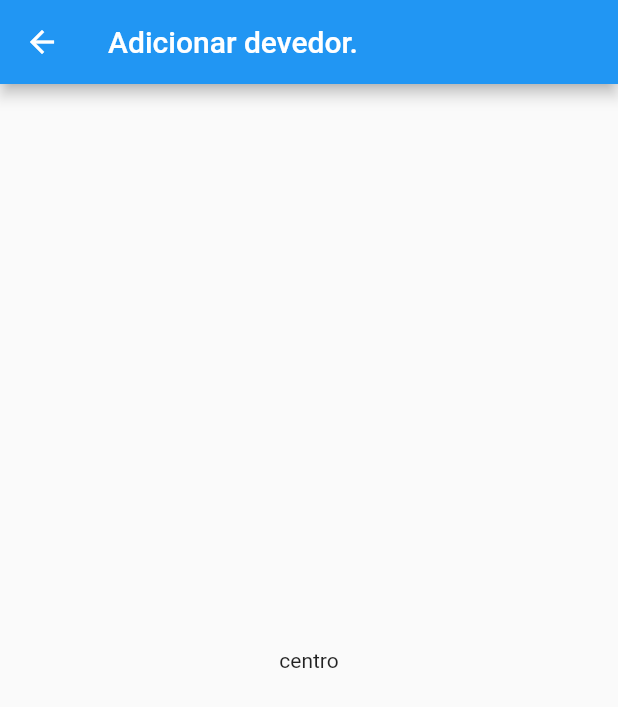
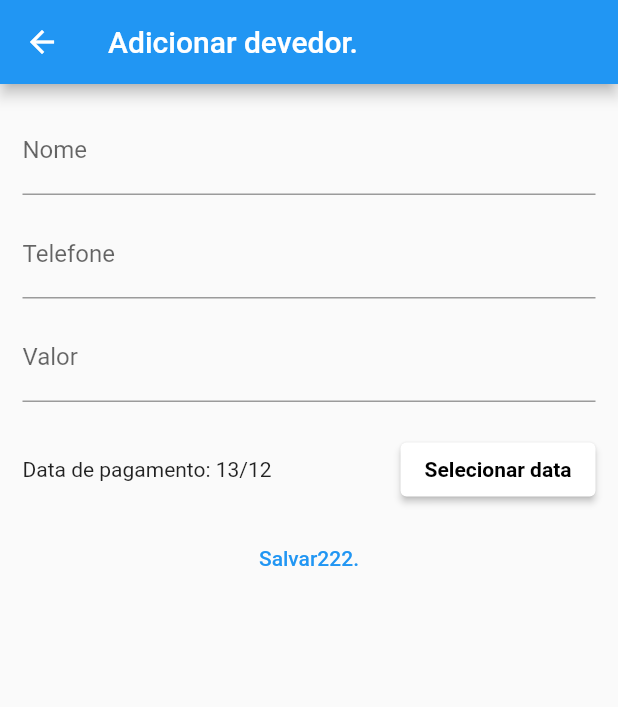
Before and after one commit to lithoykai/who_owes_me, a Flutter app: the screen it shows after launch, after a tap on the "add" icon, on a phone screen of 412 x 824 dp. Shown: the top 707 px of the screen. Run offline on Flutter 3.47's test engine with Material 2 defaults, Android fonts, the phone set to English and light mode, and no system bars.

Commit message:
add form data and read data

```diff
--- /dev/null
+++ b/lib/components/adaptative_date_picker.dart
@@ -0,0 +1,69 @@
+import 'dart:io';
+import 'package:flutter/cupertino.dart';
+import 'package:flutter/material.dart';
+import 'package:intl/intl.dart';
+
+class AdaptativeDatePicker extends StatelessWidget {
+  final DateTime selectedDate;
+  final Function(DateTime) onChangeDate;
+
+  AdaptativeDatePicker({
+    required this.selectedDate,
+    required this.onChangeDate,
+  });
+
+  _showDatePicker(BuildContext context) {
+    showDatePicker(
+      context: context,
+      initialDate: DateTime.now(),
+      firstDate: DateTime(2020),
+      lastDate: DateTime(2024),
+    ).then((pickedDate) {
+      if (pickedDate == null) {
+        return;
+      }
+
+      onChangeDate(pickedDate);
+    });
+  }
+
+  @override
+  Widget build(BuildContext context) {
+    return Platform.isIOS
+        ? Container(
+            height: 180,
+            child: CupertinoDatePicker(
+              mode: CupertinoDatePickerMode.date,
+              initialDateTime: DateTime.now(),
+              onDateTimeChanged: onChangeDate,
+            ),
+          )
+        : Container(
+            height: 70,
+            child: Row(
+              children: [
+                Expanded(
+                  // flex: 1,
+                  // ignore: unnecessary_null_comparison
+                  child: Text(selectedDate == null
+                      ? 'Nenhuma data selecionada.'
+                      : 'Data de pagamento: ${DateFormat('dd/MM').format(selectedDate)}'),
+                ),
+                ElevatedButton(
+                  onPressed: () => _showDatePicker(context),
+                  style: ElevatedButton.styleFrom(
+                    primary: Colors.white,
+                  ),
+                  child: Text(
+                    'Selecionar data',
+                    style: TextStyle(
+                      fontWeight: FontWeight.bold,
+                      color: Colors.black,
+                    ),
+                  ),
+                ),
+              ],
+            ),
+          );
+  }
+}
--- /dev/null
+++ b/lib/components/debtor_grid.dart
@@ -0,0 +1,50 @@
+import 'package:flutter/material.dart';
+import 'package:provider/provider.dart';
+import 'package:who_owes_me/components/debtor_grid_item.dart';
+import 'package:who_owes_me/model/debtor_list.dart';
+
+import '../model/debtor.dart';
+
+class DebtorGrid extends StatefulWidget {
+  const DebtorGrid({Key? key}) : super(key: key);
+
+  @override
+  State<DebtorGrid> createState() => _DebtorGridState();
+}
+
+class _DebtorGridState extends State<DebtorGrid> {
+  @override
+  Widget build(BuildContext context) {
+    @override
+    void initState() {
+      Provider.of<DebtorList>(context, listen: false).refreshDebtors;
+    }
+
+    @override
+    void didUpdateWidget(oldWidget) {
+      super.didUpdateWidget(oldWidget);
+      if (widget != oldWidget) {
+        Provider.of<DebtorList>(context, listen: false).dispose();
+      }
+    }
+
+    final debtor = Provider.of<DebtorList>(context);
+    Future<void> _refreshDebtors(BuildContext context) {
+      return Provider.of<DebtorList>(context, listen: false).refreshDebtors();
+    }
+
+    final List<Debtor> debtorList = debtor.items;
+
+    return RefreshIndicator(
+      onRefresh: () => _refreshDebtors(context),
+      child: ListView.builder(
+        itemBuilder: (ctx, i) => ChangeNotifierProvider.value(
+          value: debtorList[i],
+          child: DebtorGridItem(),
+        ),
+        // DebtorGridItem(debtor.items[i]),
+        itemCount: debtor.itemsCount,
+      ),
+    );
+  }
+}
--- /dev/null
+++ b/lib/components/debtor_grid_item.dart
@@ -0,0 +1,52 @@
+import 'package:flutter/material.dart';
+import 'package:intl/intl.dart';
+import 'package:provider/provider.dart';
+
+import '../model/debtor.dart';
+import '../model/debtor_list.dart';
+
+class DebtorGridItem extends StatefulWidget {
+  @override
+  State<DebtorGridItem> createState() => _DebtorGridItemState();
+}
+
+class _DebtorGridItemState extends State<DebtorGridItem> {
+  // Debtor debtor;
+  @override
+  Widget build(BuildContext context) {
+    final debtor = Provider.of<Debtor>(
+      context,
+      listen: false,
+    );
+    return ListTile(
+      shape: RoundedRectangleBorder(
+        borderRadius: BorderRadius.circular(5),
+      ),
+      tileColor: debtor.paymentColor!,
+      title: Text(debtor.name),
+      subtitle: Text('${debtor.number} - R\$ ${debtor.valueMouth}'),
+      trailing: Column(
+        children: [
+          // Text('Pagamento:'),
+          // Text(
+          //   DateFormat('dd/MM/yyyy').format(debtor.datePay),
+          // ),
+          TextButton(
+            onPressed: () {
+              Provider.of<DebtorList>(context, listen: false).refreshDebtors();
+            },
+            child: Text('Teste.'),
+          )
+        ],
+      ),
+    );
+    // Container(
+    //   child: Column(
+    //     children: [
+    //       Text(debtor.name),
+    //       Text(debtor.number),
+    //     ],
+    //   ),
+    // );
+  }
+}
--- /dev/null
+++ b/lib/data/dummy_data.dart
@@ -0,0 +1,25 @@
+import 'package:who_owes_me/model/debtor.dart';
+
+final dummy_Data = [
+  Debtor(
+    name: 'Leonardo',
+    valueMouth: '25.00',
+    number: '(81) 9952724432208',
+    dateNow: DateTime.utc(2023, 02, 28),
+    datePay: DateTime.now().add(Duration(days: 30)),
+  ),
+  Debtor(
+    name: 'Biro',
+    valueMouth: '25.00',
+    number: '(81) 995724208',
+    dateNow: DateTime.now(),
+    datePay: DateTime.now().add(Duration(days: 30)),
+  ),
+  Debtor(
+    name: 'Luiz Henriqe',
+    valueMouth: '25.00',
+    number: '(81) 995724208',
+    dateNow: DateTime.utc(2023, 01, 28),
+    datePay: DateTime.now().add(Duration(days: 30)),
+  ),
+];
--- a/lib/main.dart
+++ b/lib/main.dart
@@ -1,6 +1,11 @@
 import 'package:flutter/material.dart';
+import 'package:provider/provider.dart';
+import 'package:who_owes_me/components/debtor_grid.dart';
 import 'package:who_owes_me/pages/add_formpage.dart';
+import 'package:who_owes_me/pages/home_page.dart';
 import 'package:who_owes_me/utils/app_routers.dart';
+
+import 'model/debtor_list.dart';
 
 void main() {
   runApp(const MyApp());
@@ -11,65 +16,66 @@ class MyApp extends StatelessWidget {
 
   @override
   Widget build(BuildContext context) {
-    return MaterialApp(
-      title: 'Flutter Demo',
-      theme: ThemeData(
-        primarySwatch: Colors.blue,
-      ),
-      home: const MyHomePage(title: 'Flutter Demo Home Page'),
-      routes: {
-        AppRouters.ADD_FORM_PAGE: (ctx) => Add_Form_Page(),
-      },
-    );
+    return MultiProvider(
+        providers: [
+          ChangeNotifierProvider(
+            create: (_) => DebtorList(),
+          )
+        ],
+        child: MaterialApp(
+          title: 'Flutter Demo',
+          routes: {
+            AppRouters.HOME_PAGE: (ctx) => HomePage(),
+            AppRouters.ADD_FORM_PAGE: (ctx) => Add_Form_Page(),
+          },
+          debugShowCheckedModeBanner: false,
+        ));
   }
 }
 
-class MyHomePage extends StatefulWidget {
-  const MyHomePage({Key? key, required this.title}) : super(key: key);
+// class MyApp extends StatelessWidget {
+//   const MyApp({Key? key}) : super(key: key);
 
-  final String title;
+//   @override
+//   Widget build(BuildContext context) {
+//     return MaterialApp(
+//       title: 'Flutter Demo',
+//       theme: ThemeData(
+//         primarySwatch: Colors.blue,
+//       ),
+//       home: const MyHomePage(title: 'Flutter Demo Home Page'),
+//       routes: {
+//         AppRouters.ADD_FORM_PAGE: (ctx) => Add_Form_Page(),
+//       },
+//     );
+//   }
+// }
 
-  @override
-  State<MyHomePage> createState() => _MyHomePageState();
-}
+// class MyHomePage extends StatefulWidget {
+//   const MyHomePage({Key? key, required this.title}) : super(key: key);
 
-class _MyHomePageState extends State<MyHomePage> {
-  int _counter = 0;
+//   final String title;
 
-  void _incrementCounter() {
-    setState(() {
-      _counter++;
-    });
-  }
+//   @override
+//   State<MyHomePage> createState() => _MyHomePageState();
+// }
 
-  @override
-  Widget build(BuildContext context) {
-    return Scaffold(
-      appBar: AppBar(
-        title: Text(widget.title),
-      ),
-      body: Center(
-        child: Column(
-          mainAxisAlignment: MainAxisAlignment.center,
-          children: <Widget>[
-            const Text(
-              'You have pushed the button this many times:',
-            ),
-            Text(
-              '$_counter',
-              style: Theme.of(context).textTheme.headline4,
-            ),
-          ],
-        ),
-      ),
-      floatingActionButton: FloatingActionButton(
-        onPressed: () {
-          Navigator.of(context).pushNamed(AppRouters.ADD_FORM_PAGE);
-        },
-        tooltip: 'Increment',
-        child: const Icon(Icons.add),
-      ),
-      // This trailing comma makes auto-formatting nicer for build methods.
-    );
-  }
-}
+// class _MyHomePageState extends State<MyHomePage> {
+//   @override
+//   Widget build(BuildContext context) {
+//     return Scaffold(
+//       appBar: AppBar(
+//         title: Text(widget.title),
+//       ),
+//       body: DebtorGrid(),
+//       floatingActionButton: FloatingActionButton(
+//         onPressed: () {
+//           Navigator.of(context).pushNamed(AppRouters.ADD_FORM_PAGE);
+//         },
+//         tooltip: 'Increment',
+//         child: const Icon(Icons.add),
+//       ),
+//       // This trailing comma makes auto-formatting nicer for build methods.
+//     );
+//   }
+// }
--- a/lib/model/debtor.dart
+++ b/lib/model/debtor.dart
@@ -1,13 +1,32 @@
-class Debtor {
+import 'package:flutter/material.dart';
+
+class Debtor with ChangeNotifier {
   String name;
   String number;
+  String valueMouth;
   DateTime dateNow;
   DateTime datePay;
+  Payment? payment;
 
   Debtor({
+    this.payment,
+    required this.valueMouth,
     required this.name,
     required this.number,
     required this.dateNow,
     required this.datePay,
   });
+
+  Color? get paymentColor {
+    switch (payment) {
+      case Payment.ok:
+        return Colors.white;
+      case Payment.atrasado:
+        return Color.fromARGB(118, 229, 115, 115);
+      default:
+        return Colors.white;
+    }
+  }
 }
+
+enum Payment { ok, atrasado }
--- /dev/null
+++ b/lib/model/debtor_list.dart
@@ -0,0 +1,53 @@
+import 'package:flutter/cupertino.dart';
+import 'package:who_owes_me/data/dummy_data.dart';
+
+import 'debtor.dart';
+
+class DebtorList with ChangeNotifier {
+  List<Debtor> _items = dummy_Data;
+
+  List<Debtor> get items => [..._items];
+
+  int get itemsCount {
+    return _items.length;
+  }
+
+  Future<void> refreshDebtors() async {
+    print(items.map((e) {
+      if (e.dateNow.compareTo(e.datePay) == 1) {
+        e.payment = Payment.atrasado;
+      } else if (e.dateNow.compareTo(e.datePay) == -1) {
+        return;
+      } else {
+        return;
+      }
+    }));
+    notifyListeners();
+  }
+
+  void saveData(Map<String, Object> data, DateTime dataPay) {
+    final debtor = Debtor(
+      valueMouth: data['valuePay'] as String,
+      name: data['name'] as String,
+      number: data['phoneNumber'] as String,
+      dateNow: DateTime.now(),
+      datePay: dataPay,
+    );
+
+    addData(debtor);
+  }
+
+  void addData(Debtor debtor) {
+    _items.add(
+      Debtor(
+        valueMouth: debtor.valueMouth,
+        name: debtor.name,
+        number: debtor.number,
+        dateNow: debtor.dateNow,
+        datePay: debtor.datePay,
+      ),
+    );
+    refreshDebtors();
+    notifyListeners();
+  }
+}
--- a/lib/pages/add_formpage.dart
+++ b/lib/pages/add_formpage.dart
@@ -1,15 +1,166 @@
 import 'package:flutter/material.dart';
+import 'package:provider/provider.dart';
+import 'package:who_owes_me/model/debtor_list.dart';
 
-class Add_Form_Page extends StatelessWidget {
+import '../components/adaptative_date_picker.dart';
+import '../model/debtor.dart';
+
+class Add_Form_Page extends StatefulWidget {
   const Add_Form_Page({Key? key}) : super(key: key);
 
   @override
+  State<Add_Form_Page> createState() => _Add_Form_PageState();
+}
+
+class _Add_Form_PageState extends State<Add_Form_Page> {
+  @override
   Widget build(BuildContext context) {
+    final _formData = Map<String, Object>();
+    final _formKey = GlobalKey<FormState>();
+    DateTime _selectedDate = DateTime.now();
+
+    final _name = FocusNode();
+    final _valuePay = FocusNode();
+    final _data = FocusNode();
+    final _phoneNumber = FocusNode();
+
+    @override
+    void dispose() {
+      super.dispose();
+      _name.dispose();
+      _valuePay.dispose();
+
+      _data.dispose();
+      _phoneNumber.dispose();
+    }
+
+    @override
+    void didChangeDependencies() {
+      super.didChangeDependencies();
+
+      if (_formData.isEmpty) {
+        final arg = ModalRoute.of(context)?.settings.arguments;
+
+        if (arg != null) {
+          final debtor = arg as Debtor;
+          _formData['name'] = debtor.name;
+          _formData['valuePay'] = debtor.valueMouth;
+          _formData['phoneNumber'] = debtor.number;
+          _formData['data'] = debtor.datePay;
+        }
+      }
+    }
+
+    void _submitForm() {
+      final isValid = _formKey.currentState?.validate() ?? false;
+
+      if (!isValid) {
+        return;
+      }
+      _formKey.currentState?.save();
+
+      print('SUBMITFORM TESTE= OK');
+
+      Provider.of<DebtorList>(
+        context,
+        listen: false,
+      ).saveData(_formData, _selectedDate);
+
+      Navigator.of(context).pop();
+    }
+
     return Scaffold(
       appBar: AppBar(
         title: Text('Adicionar devedor.'),
       ),
-      body: Center(child: Text('centro')),
+      body: Padding(
+        padding: const EdgeInsets.all(15.0),
+        child: Form(
+          key: _formKey,
+          child: ListView(
+            children: [
+              TextFormField(
+                initialValue: _formData['name']?.toString(),
+                decoration: InputDecoration(
+                  labelText: 'Nome',
+                ),
+                // onFieldSubmitted: (_) {
+                //   FocusScope.of(context).requestFocus(_priceFocus);
+                // },
+                textInputAction: TextInputAction.next,
+                onSaved: (name) => _formData['name'] = name ?? '',
+                validator: (_name) {
+                  final name = _name ?? '';
+
+                  if (name.trim().isEmpty) {
+                    return 'Nome é obrigatório';
+                  }
+                  if (name.trim().length < 3) {
+                    return 'O nome precisa de no mínimo 3 letras.';
+                  }
+                },
+              ),
+              SizedBox(
+                height: 10,
+              ),
+              TextFormField(
+                initialValue: _formData['name']?.toString(),
+                decoration: InputDecoration(
+                  labelText: 'Telefone',
+                ),
+                // onFieldSubmitted: (_) {
+                //   FocusScope.of(context).requestFocus(_priceFocus);
+                // },
+                textInputAction: TextInputAction.next,
+                keyboardType: TextInputType.numberWithOptions(),
+                onSaved: (phoneNumber) =>
+                    _formData['phoneNumber'] = phoneNumber ?? '',
+                validator: (_phoneNumber) {
+                  final phoneNumber = _phoneNumber ?? '';
+
+                  if (phoneNumber.trim().isEmpty) {
+                    return 'O número é obrigatório.';
+                  }
+                  if (phoneNumber.trim().length < 3) {
+                    return 'O telefone precisa de no mínimo 3 numeros.';
+                  }
+                },
+              ),
+              SizedBox(
+                height: 10,
+              ),
+              TextFormField(
+                initialValue: _formData['valuePay']?.toString(),
+                decoration: InputDecoration(
+                  labelText: 'Valor',
+                ),
+                // onFieldSubmitted: (_) {
+                //   FocusScope.of(context).requestFocus(_priceFocus);
+                // },
+                textInputAction: TextInputAction.next,
+                keyboardType: TextInputType.numberWithOptions(),
+                onSaved: (valuePay) => _formData['valuePay'] = valuePay ?? 0.0,
+                validator: (_valuePay) {
+                  final valuePay = double.tryParse(_valuePay.toString()) ?? 0.0;
+                },
+              ),
+              SizedBox(
+                height: 10,
+              ),
+              AdaptativeDatePicker(
+                selectedDate: _selectedDate,
+                onChangeDate: (newDate) {
+                  _selectedDate = newDate;
+                },
+              ),
+              TextButton(
+                onPressed: _submitForm,
+                child: Text('Salvar222.'),
+              )
+            ],
+          ),
+        ),
+      ),
     );
   }
 }
--- /dev/null
+++ b/lib/pages/home_page.dart
@@ -0,0 +1,33 @@
+import 'package:flutter/material.dart';
+import 'package:provider/provider.dart';
+import 'package:who_owes_me/components/debtor_grid.dart';
+
+import '../model/debtor_list.dart';
+import '../utils/app_routers.dart';
+
+class HomePage extends StatefulWidget {
+  const HomePage({Key? key}) : super(key: key);
+
+  @override
+  State<HomePage> createState() => _HomePageState();
+}
+
+class _HomePageState extends State<HomePage> {
+  bool _isLoading = false;
+
+  @override
+  Widget build(BuildContext context) {
+    return Scaffold(
+      appBar: AppBar(
+        title: Text('Who owes me?'),
+      ),
+      body: DebtorGrid(),
+      floatingActionButton: FloatingActionButton(
+        onPressed: () {
+          Navigator.of(context).pushNamed(AppRouters.ADD_FORM_PAGE);
+        },
+        child: const Icon(Icons.add),
+      ),
+    );
+  }
+}
--- a/lib/utils/app_routers.dart
+++ b/lib/utils/app_routers.dart
@@ -1,3 +1,4 @@
 class AppRouters {
+  static const HOME_PAGE = '/';
   static const ADD_FORM_PAGE = '/add_formpage';
 }
--- a/pubspec.yaml
+++ b/pubspec.yaml
@@ -34,6 +34,8 @@ dependencies:
   # The following adds the Cupertino Icons font to your application.
   # Use with the CupertinoIcons class for iOS style icons.
   cupertino_icons: ^1.0.2
+  provider: ^6.0.4
+  intl: ^0.17.0
 
 dev_dependencies:
   flutter_test:
```
Also changed, not shown: pubspec.lock.
